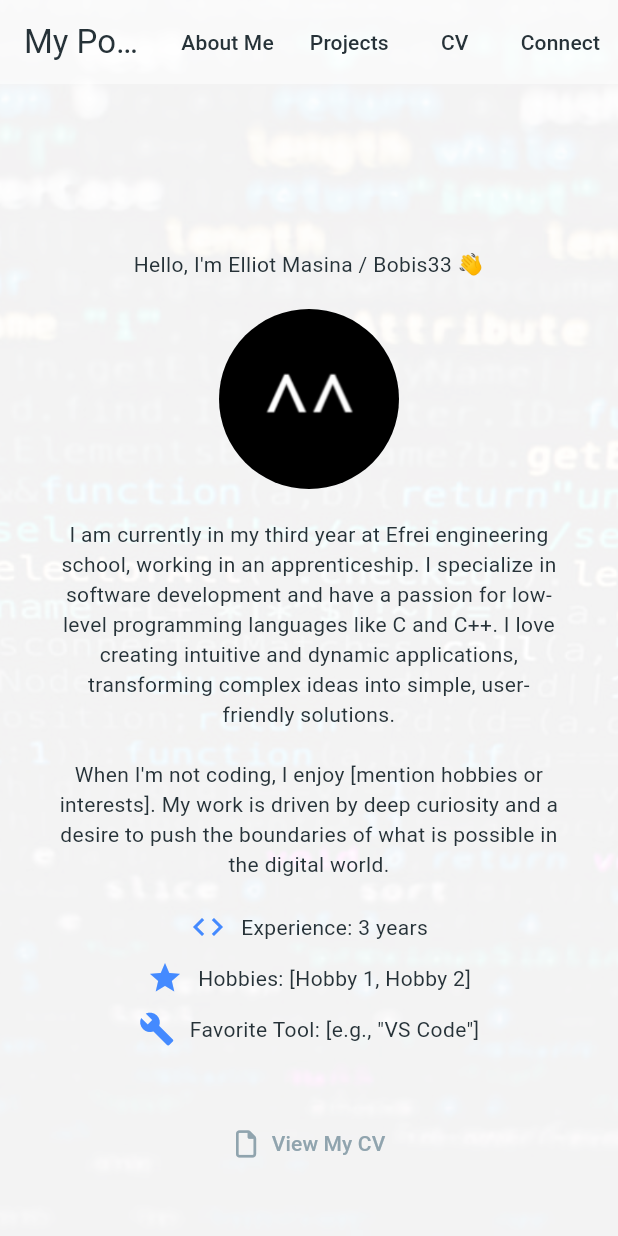
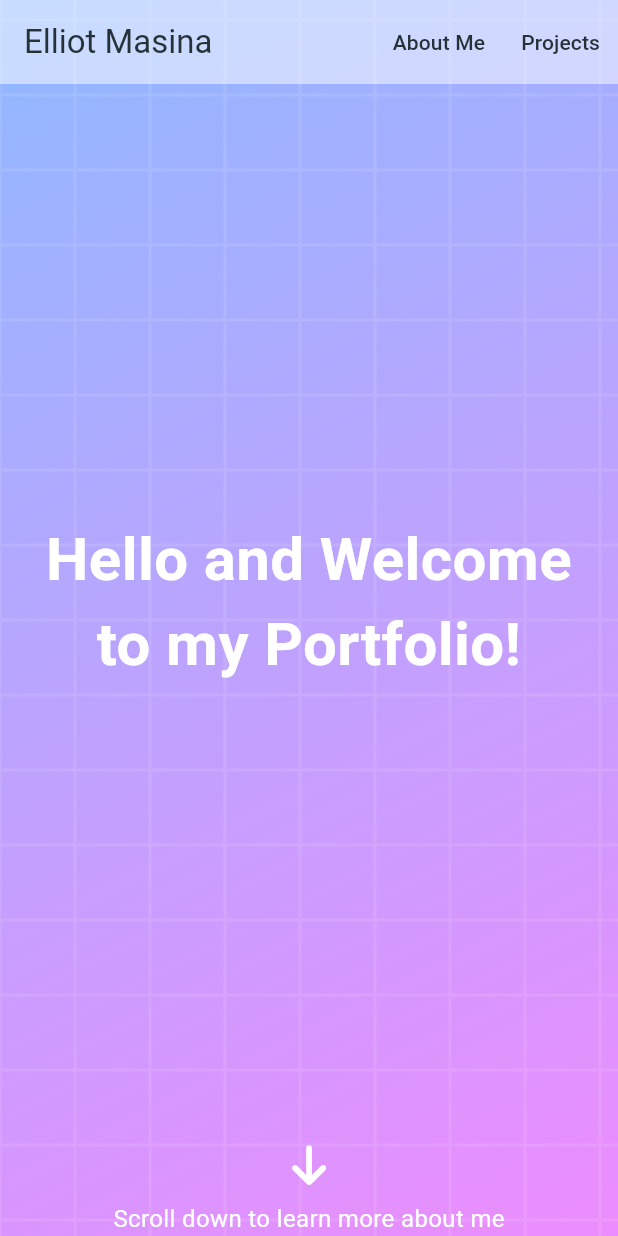
Before and after one commit to bobis33/Portfolio, a Flutter app: the screen it shows after launch, on a phone screen of 412 x 824 dp. Run offline on Flutter 3.47's test engine with Material 3 defaults, Android fonts, the phone set to English and light mode, and no system bars; our stand-ins replace carousel_slider, flutter_translate, font_awesome_flutter, url_strategy; missing offline and left inert: dart:html.

Commit message:
[FEAT]: welcome section, with refacto layout and global app

```diff
--- a/lib/layouts/main_layout.dart
+++ b/lib/layouts/main_layout.dart
@@ -1,7 +1,11 @@
 import 'package:flutter/material.dart';
+import 'package:font_awesome_flutter/font_awesome_flutter.dart';
 
+import '/models/social.dart';
 import '/sections/sections_manager.dart';
+import '/utils/on_pressed_launch_url.dart';
 import '/utils/scroll.dart';
+import '/widgets/text_button_icon.dart';
 
 
 Widget navbarTextButton(BuildContext context, String text, void Function() onPressed) {
@@ -21,30 +25,44 @@ AppBar header(BuildContext context, ScrollController scrollController, List<Glob
       onTap: () {
         scrollController.animateTo(
           0.0,
-          duration: const Duration(milliseconds: 500),
+          duration: const Duration(milliseconds: 800),
           curve: Curves.ease,
         );
       },
-      child: const Text('My Portfolio'),
+      child: const Text('Elliot Masina'),
     ),
     actions: <Widget>[
-      navbarTextButton(context, 'About Me', () { scrollToSection(scrollController, keys[0]); }),
-      navbarTextButton(context, 'Projects', () { scrollToSection(scrollController, keys[1]); }),
-      navbarTextButton(context, 'CV', () { scrollToSection(scrollController, keys[2]); }),
-      navbarTextButton(context, 'Connect', () { scrollToSection(scrollController, keys[3]); }),
+      navbarTextButton(context, 'About Me', () { scrollToSection(scrollController, keys[1]); }),
+      navbarTextButton(context, 'Projects', () { scrollToSection(scrollController, keys[2]); }),
     ],
   );
 }
 
 Widget footer(BuildContext context) {
   return Container(
-    padding: const EdgeInsets.all(20.0),
-    child: const Column(
+    padding: const EdgeInsets.only(bottom: 5),
+    child: Column(
       mainAxisAlignment: MainAxisAlignment.center,
       children: [
-        Text('Made with Flutter.', style: TextStyle(fontSize: 16)),
-        SizedBox(height: 10),
-        Text('This project is under the MIT licence.', style: TextStyle(fontSize: 12)),
+        const Text('Made with Flutter.', style: TextStyle(fontSize: 16)),
+        const SizedBox(height: 10),
+        Row(
+          mainAxisAlignment: MainAxisAlignment.center,
+          children: getSocialLinks().map((socialLink) {
+            return Column(
+              mainAxisAlignment: MainAxisAlignment.center,
+              crossAxisAlignment: CrossAxisAlignment.center,
+              children: [
+                textButtonIcon(
+                    context,
+                    FaIcon(socialLink.icon, color: socialLink.color, size: 15),
+                    Text(socialLink.label, style: const TextStyle(fontSize: 10)),
+                        () { onPressedLaunchUrl(socialLink.url, context); }
+                ),
+              ],
+            );
+          }).toList(),
+        ),
       ],
     ),
   );
@@ -57,46 +75,77 @@ class MainLayout extends StatefulWidget {
   MainLayoutState createState() => MainLayoutState();
 }
 
-class MainLayoutState extends State<MainLayout> {
+class MainLayoutState extends State<MainLayout> with SingleTickerProviderStateMixin {
   final ScrollController _scrollController = ScrollController();
 
-  final GlobalKey _mainSectionKey = GlobalKey();
+  final GlobalKey _aboutMeSectionKey = GlobalKey();
   final GlobalKey _projectsSectionKey = GlobalKey();
-  final GlobalKey _cvSectionKey = GlobalKey();
   final GlobalKey _connectSectionKey = GlobalKey();
+
+  late AnimationController _animationController;
+  late Animation<double> _animation;
+
+  @override
+  void initState() {
+    super.initState();
+    _animationController = AnimationController(
+      duration: const Duration(seconds: 3),
+      vsync: this,
+    )..repeat(reverse: true);
+
+    _animation = Tween<double>(begin: 0, end: 1).animate(
+      CurvedAnimation(parent: _animationController, curve: Curves.easeInOut),
+    );
+  }
 
   @override
   void dispose() {
+    _animationController.dispose();
     _scrollController.dispose();
     super.dispose();
   }
 
   @override
   Widget build(BuildContext context) {
-    final List<GlobalKey> keys = [_mainSectionKey, _projectsSectionKey, _cvSectionKey, _connectSectionKey];
+    final List<GlobalKey> keys = [_aboutMeSectionKey, _projectsSectionKey, _connectSectionKey];
 
     return Scaffold(
       extendBodyBehindAppBar: true,
       appBar: header(context, _scrollController, keys),
       body: Stack(
         children: [
-          // Background Image
           Positioned.fill(
             child: Opacity(
-              opacity: 0.05,
-              child: Image.asset(
-                'assets/images/bg.jpg',
-                fit: BoxFit.cover,
+              opacity: 0.6,
+              child: Container(
+                decoration: const BoxDecoration(
+                  gradient: LinearGradient(
+                    colors: [Colors.blueAccent, Colors.purpleAccent],
+                    begin: Alignment.topLeft,
+                    end: Alignment.bottomRight,
+                  ),
+                ),
               ),
             ),
           ),
-
-          // Scrollable Content
+          Positioned.fill(
+            child: AnimatedBuilder(
+              animation: _animation,
+              builder: (context, child) {
+                return Opacity(
+                  opacity: 0.2,
+                  child: CustomPaint(
+                    painter: BackgroundPainter(animationValue: _animation.value),
+                  ),
+                );
+              },
+            ),
+          ),
           SingleChildScrollView(
             controller: _scrollController,
             child: Column(
               children: <Widget>[
-                SectionsManager(keys: [_mainSectionKey, _projectsSectionKey, _cvSectionKey, _connectSectionKey]),
+                SectionsManager(keys: [_aboutMeSectionKey, _projectsSectionKey, _connectSectionKey]),
                 footer(context),
               ],
             ),
@@ -106,3 +155,37 @@ class MainLayoutState extends State<MainLayout> {
     );
   }
 }
+
+class BackgroundPainter extends CustomPainter {
+  final double animationValue;
+  final double spacing = 50;
+
+  BackgroundPainter({required this.animationValue});
+
+  @override
+  void paint(Canvas canvas, Size size) {
+    final Paint paint = Paint()
+      ..color = Colors.white.withOpacity(0.5)
+      ..style = PaintingStyle.stroke
+      ..strokeWidth = 2.0;
+
+    final Path path = Path();
+    for (double i = 0; i < size.width; i += spacing) {
+      path.moveTo(i, 0);
+      path.lineTo(i, size.height + spacing);
+    }
+
+    for (double i = 0; i < size.height + spacing; i += spacing) {
+      path.moveTo(0, i);
+      path.lineTo(size.width, i);
+    }
+
+    canvas.save();
+    canvas.translate(0, (animationValue * 20) - spacing);
+    canvas.drawPath(path, paint);
+    canvas.restore();
+  }
+
+  @override
+  bool shouldRepaint(covariant CustomPainter oldDelegate) => true;
+}
--- a/lib/main.dart
+++ b/lib/main.dart
@@ -5,7 +5,7 @@ import 'package:url_strategy/url_strategy.dart';
 
 import '/layouts/main_layout.dart';
 import '/models/common.dart';
-import 'style/color_schemes.g.dart';
+import 'styles/color_schemes.g.dart';
 import 'constants.dart';
 
 
--- a/lib/sections/about_me_section.dart
+++ b/lib/sections/about_me_section.dart
@@ -1,9 +1,11 @@
 import 'package:flutter/material.dart';
 import 'package:font_awesome_flutter/font_awesome_flutter.dart';
+import 'package:portfolio/models/social.dart';
+import 'package:portfolio/widgets/text_button_icon.dart';
+import 'dart:html' as html;
 
+import '/models/profile.dart';
 import '/utils/on_pressed_launch_url.dart';
-import '/widgets/text_button_icon.dart';
-
 
 Widget keyFactWidget(BuildContext context, IconData icon, String label, String value) {
   return Row(
@@ -13,146 +15,119 @@ Widget keyFactWidget(BuildContext context, IconData icon, String label, String v
       const SizedBox(width: 10),
       Text(
         '$label: ',
+        style: const TextStyle(
+          fontSize: 20,
+          color: Colors.white,
+        ),
       ),
       Text(
         value,
+        style: const TextStyle(
+          fontSize: 20,
+          color: Colors.white,
+        ),
       ),
     ],
   );
 }
 
-class AboutMeSection extends StatefulWidget {
-  const AboutMeSection({super.key});
+class AboutMeSection extends StatelessWidget {
+  AboutMeSection({super.key});
 
-  @override
-  AboutMeSectionState createState() => AboutMeSectionState();
-}
-
-class AboutMeSectionState extends State<AboutMeSection> with SingleTickerProviderStateMixin {
-  late AnimationController _controller;
-  late Animation<double> _fadeAnimation;
-  late Animation<Offset> _slideAnimation;
-  late Animation<double> _scaleAnimation;
-  late Animation<double> _rotationAnimation;
-
-  @override
-  void initState() {
-    super.initState();
-
-    _controller = AnimationController(
-      duration: const Duration(seconds: 2),
-      vsync: this,
-    );
-
-    _fadeAnimation = CurvedAnimation(
-      parent: _controller,
-      curve: Curves.easeIn,
-    );
-
-    _slideAnimation = Tween<Offset>(
-      begin: const Offset(0, 0.5),
-      end: Offset.zero,
-    ).animate(CurvedAnimation(
-      parent: _controller,
-      curve: Curves.easeOut,
-    ));
-
-    _scaleAnimation = Tween<double>(
-      begin: 0.8,
-      end: 1.0,
-    ).animate(CurvedAnimation(
-      parent: _controller,
-      curve: Curves.easeOut,
-    ));
-
-    _rotationAnimation = Tween<double>(
-      begin: -0.05,
-      end: 0.0,
-    ).animate(CurvedAnimation(
-      parent: _controller,
-      curve: Curves.easeOut,
-    ));
-
-    _controller.forward();
-  }
-
-  @override
-  void dispose() {
-    _controller.dispose();
-    super.dispose();
-  }
+  final Profile profile = getProfile();
 
   @override
   Widget build(BuildContext context) {
     return Padding(
-      padding: const EdgeInsets.all(16.0),
+        padding: EdgeInsets.symmetric(vertical: MediaQuery.of(context).size.height / 4),
         child: Column(
-        crossAxisAlignment: CrossAxisAlignment.center,
           children: [
-          const SizedBox(height: 100),
-          FadeTransition(
-            opacity: _fadeAnimation,
-            child: SlideTransition(
-              position: _slideAnimation,
-              child: const Text(
-                'Hello, I\'m Elliot Masina / Bobis33 👋',
-                textAlign: TextAlign.center,
+            Row(
+              children: [
+                Expanded(
+                  flex: 5,
+                  child: Column(
+                    crossAxisAlignment: CrossAxisAlignment.start,
+                    children: [
+                      Text(
+                        profile.introduction,
+                        style: const TextStyle(
+                          fontSize: 24,
+                          color: Colors.white,
                         ),
                       ),
-          ),
-          const SizedBox(height: 20),
-          ScaleTransition(
-            scale: _scaleAnimation,
-            child: RotationTransition(
-              turns: _rotationAnimation,
-              child: const CircleAvatar(
-                radius: 60,
-                backgroundImage: AssetImage('assets/images/profile.png'),
+                      const SizedBox(height: 40),
+                      Text(
+                        profile.description,
+                        style: const TextStyle(
+                          fontSize: 20,
+                          color: Colors.white,
                         ),
                       ),
-          ),
-          const SizedBox(height: 20),
-          FadeTransition(
-            opacity: _fadeAnimation,
-            child: SlideTransition(
-              position: _slideAnimation,
-              child: const Text(
-                'I am currently in my third year at Efrei engineering school, working in an apprenticeship. '
-                    'I specialize in software development and have a passion for low-level programming languages like C and C++. '
-                    'I love creating intuitive and dynamic applications, transforming complex ideas into simple, user-friendly solutions.\n\n'
-                    'When I\'m not coding, I enjoy [mention hobbies or interests]. '
-                    'My work is driven by deep curiosity and a desire to push the boundaries of what is possible in the digital world.',
-                textAlign: TextAlign.center,
-              ),
-            ),
-          ),
-          const SizedBox(height: 20),
-          FadeTransition(
-            opacity: _fadeAnimation,
-            child: SlideTransition(
-              position: _slideAnimation,
-              child: Column(
+                      const SizedBox(height: 40),
+                      Row(
+                        mainAxisAlignment: MainAxisAlignment.center,
                         children: [
-                  keyFactWidget(context, Icons.code, 'Experience', '3 years'),
-                  const SizedBox(height: 10),
-                  keyFactWidget(context, Icons.star, 'Hobbies', '[Hobby 1, Hobby 2]'),
-                  const SizedBox(height: 10),
-                  keyFactWidget(context, Icons.build, 'Favorite Tool', '[e.g., "VS Code"]'),
-                  const SizedBox(height: 40),
                           textButtonIcon(
                             context,
-                    FontAwesomeIcons.file,
+                            const FaIcon(FontAwesomeIcons.file),
                             const Text('View My CV'),
                                 () {
-                      onPressedLaunchUrl(
-                        'https://drive.google.com/file/d/1XOvKXOhw1RCmHDHXz86t7P172Ap2gyuI/view?usp=drive_link',
+                              html.window.open(profile.cvUrl, '_blank');
+                            },
+                          ),
+                          textButtonIcon(
                             context,
-                      );
+                            const FaIcon(FontAwesomeIcons.download),
+                            const Text('Download My CV'),
+                                () {
+                              html.AnchorElement(href: profile.cvUrl)
+                                ..setAttribute('download', 'CV_ELLIOT_MASINA.pdf')
+                                ..click();
                             },
                           ),
                         ],
                       ),
+                    ],
                   ),
+                ),
+                const SizedBox(width: 30),
+                Expanded(
+                  flex: 2,
+                  child: Column(
+                    mainAxisAlignment: MainAxisAlignment.start,
+                    children: [
+                      CircleAvatar(
+                        backgroundImage: AssetImage(profile.imageUrl),
+                        radius: 60,
+                        minRadius: 40,
+                        maxRadius: 60,
+                      ),
+                      const SizedBox(height: 50),
+                      Wrap(
+                        runSpacing: 20,
+                        children: getSocialLinks().map((socialLink) {
+                          return Row(
+                            mainAxisAlignment: MainAxisAlignment.center,
+                            crossAxisAlignment: CrossAxisAlignment.center,
+                            children: [
+                              Padding(
+                                padding: const EdgeInsets.only(right: 20),
+                                child: textButtonIcon(
+                                    context,
+                                    FaIcon(socialLink.icon, color: socialLink.color),
+                                    Text(socialLink.label),
+                                        () {onPressedLaunchUrl(socialLink.url, context);}
+                                ),
+                              ),
+                            ],
+                          );
+                        }).toList(),
+                      ),
+                    ],
+                  ),
+                ),
+              ],
             ),
           ],
         ),
--- a/lib/sections/sections_manager.dart
+++ b/lib/sections/sections_manager.dart
@@ -1,8 +1,8 @@
 import 'package:flutter/material.dart';
 
+import '/sections/about_me_section.dart';
 import '/sections/projects_section.dart';
-import '/sections/about_me_section.dart';
-import '/sections/connect_section.dart';
+import '/sections/welcome_section.dart';
 
 
 class SectionsManager extends StatelessWidget {
@@ -13,9 +13,9 @@ class SectionsManager extends StatelessWidget {
   @override
   Widget build(BuildContext context) {
     final List<Widget> sections = [
-      AboutMeSection(key: keys[0]),
-      ProjectsSection(key: keys[1]),
-      ConnectSection(key: keys[3]),
+      WelcomeSection(key: keys[0], secondKey: keys[1]),
+      AboutMeSection(key: keys[1]),
+      ProjectsSection(key: keys[2]),
     ];
 
     return Column(
--- /dev/null
+++ b/lib/sections/welcome_section.dart
@@ -0,0 +1,108 @@
+import 'package:flutter/material.dart';
+import 'package:font_awesome_flutter/font_awesome_flutter.dart';
+
+
+class WelcomeSection extends StatefulWidget {
+  final GlobalKey secondKey;
+
+  const WelcomeSection({super.key, required this.secondKey});
+
+  @override
+  WelcomeSectionState createState() => WelcomeSectionState();
+}
+
+class WelcomeSectionState extends State<WelcomeSection> with SingleTickerProviderStateMixin {
+  late AnimationController _controller;
+  late Animation<double> _fadeInAnimation;
+  late Animation<Offset> _slideUpAnimation;
+
+  @override
+  void initState() {
+    super.initState();
+
+    _controller = AnimationController(
+      duration: const Duration(seconds: 2),
+      vsync: this,
+    );
+
+    _fadeInAnimation = CurvedAnimation(
+      parent: _controller,
+      curve: Curves.easeIn,
+    );
+
+    _slideUpAnimation = Tween<Offset>(
+      begin: const Offset(0, 0.5),
+      end: Offset.zero,
+    ).animate(CurvedAnimation(
+      parent: _controller,
+      curve: Curves.easeOut,
+    ));
+
+    _controller.forward();
+  }
+
+  @override
+  void dispose() {
+    _controller.dispose();
+    super.dispose();
+  }
+
+  @override
+  Widget build(BuildContext context) {
+    return SizedBox(
+      width: double.infinity,
+      height: MediaQuery.of(context).size.height,
+      child: Column(
+        mainAxisAlignment: MainAxisAlignment.center,
+        children: [
+          const Spacer(),
+          FadeTransition(
+            opacity: _fadeInAnimation,
+            child: SlideTransition(
+              position: _slideUpAnimation,
+              child: const Text(
+                'Hello and Welcome to my Portfolio!',
+                style: TextStyle(
+                  fontSize: 40,
+                  fontWeight: FontWeight.bold,
+                  color: Colors.white,
+                ),
+                textAlign: TextAlign.center,
+              ),
+            ),
+          ),
+          const Spacer(),
+          FadeTransition(
+            opacity: _fadeInAnimation,
+            child: SlideTransition(
+              position: _slideUpAnimation,
+              child: IconButton(
+                icon: const Icon(FontAwesomeIcons.arrowDown, color: Colors.white, size: 30),
+                onPressed: () {
+                  Scrollable.ensureVisible(widget.secondKey.currentContext!,
+                      duration: const Duration(milliseconds: 800),
+                      curve: Curves.ease);
+                },
+              ),
+            ),
+          ),
+          const SizedBox(),
+          FadeTransition(
+            opacity: _fadeInAnimation,
+            child: SlideTransition(
+              position: _slideUpAnimation,
+              child: const Text(
+                'Scroll down to learn more about me',
+                style: TextStyle(
+                  fontSize: 16,
+                  color: Colors.white,
+                ),
+              ),
+            ),
+          ),
+          const SizedBox(height: 50),
+        ],
+      ),
+    );
+  }
+}
--- a/lib/utils/scroll.dart
+++ b/lib/utils/scroll.dart
@@ -10,7 +10,7 @@ void scrollToSection(ScrollController scrollController, GlobalKey key) {
   scrollController.animateTo(
     targetOffset.clamp(
         0.0, scrollController.position.maxScrollExtent),
-    duration: const Duration(milliseconds: 500),
+    duration: const Duration(milliseconds: 800),
     curve: Curves.ease,
   );
 }
--- a/lib/widgets/text_button_icon.dart
+++ b/lib/widgets/text_button_icon.dart
@@ -1,10 +1,11 @@
 import 'package:flutter/material.dart';
+import 'package:font_awesome_flutter/font_awesome_flutter.dart';
 
 
-Widget textButtonIcon(BuildContext context, IconData icon, Text text, void Function() onPressed) {
+Widget textButtonIcon(BuildContext context, FaIcon icon, Text text, void Function() onPressed) {
   return TextButton.icon(
     onPressed: onPressed,
-    icon: Icon(icon),
+    icon: icon,
     label: text,
     style: ElevatedButton.styleFrom(
       padding: const EdgeInsets.symmetric(horizontal: 20, vertical: 10),
--- a/pubspec.yaml
+++ b/pubspec.yaml
@@ -1,7 +1,6 @@
 name: portfolio
 description: "Masina Elliot - My portfolio made in Flutter"
 publish_to: 'none' # Remove this line if you wish to publish to pub.dev
-
 version: 0.0.0+1
 
 environment:
@@ -18,6 +17,7 @@ dependencies:
   font_awesome_flutter: ^10.7.0
   url_launcher: ^6.0.6
   url_strategy: ^0.3.0
+
 dev_dependencies:
   flutter_test:
     sdk: flutter
@@ -28,3 +28,4 @@ flutter:
   assets:
     - assets/i18n/
     - assets/images/
+    - assets/pdf/
```
Also changed, not shown: lib/models/profile.dart (added, +26 -0 lines), lib/sections/connect_section.dart (deleted, +0 -43 lines), lib/sections/projects_section.dart (+9 -6 lines), assets/images/bg.jpg (deleted), assets/images/flutter.png (deleted), lib/styles/color_schemes.g.dart (renamed from lib/style/color_schemes.g.dart), 1 other file. Lines whose indentation alone changed are shown as unchanged.
